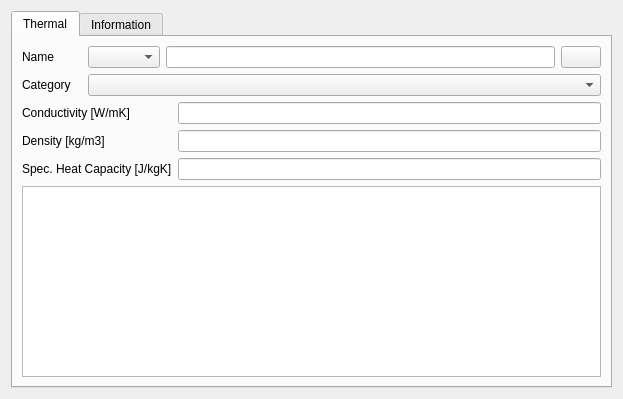
Qt form SIM-VICUS/src/SVDBMaterialEditWidget.ui (ghorwin/SIM-VICUS) before a commit.
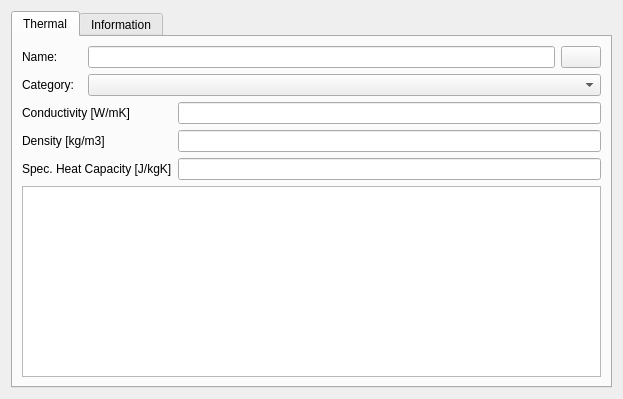
The same form after that commit. Custom widgets are drawn as their Qt base class.

Commit message: Some more material edit widget stuff.

Patch:
```diff
--- a/SIM-VICUS/src/SVDBMaterialEditWidget.ui
+++ b/SIM-VICUS/src/SVDBMaterialEditWidget.ui
@@ -23,10 +23,8 @@
       <attribute name="title">
        <string>Thermal</string>
       </attribute>
-      <layout class="QGridLayout" name="gridLayout_2" columnstretch="0,1">
-       <item row="0" column="0" colspan="2">
-        <layout class="QHBoxLayout" name="horizontalLayout">
-         <item>
+      <layout class="QGridLayout" name="gridLayout_2">
+       <item row="0" column="0">
           <widget class="QLabel" name="labelDisplayName">
            <property name="minimumSize">
             <size>
@@ -35,17 +33,14 @@
             </size>
            </property>
            <property name="text">
-            <string>Name</string>
+          <string>Name:</string>
            </property>
           </widget>
          </item>
-         <item>
-          <widget class="QComboBox" name="comboBoxLanguage"/>
-         </item>
-         <item>
-          <widget class="QLineEdit" name="lineEditDisplayName"/>
-         </item>
-         <item>
+       <item row="0" column="1">
+        <widget class="QtExt::LanguageStringEditWidget1" name="lineEditName"/>
+       </item>
+       <item row="0" column="2">
           <widget class="QtExt::ColorButton" name="pushButtonOpaqueMaterialColor">
            <property name="sizePolicy">
             <sizepolicy hsizetype="Fixed" vsizetype="Fixed">
@@ -55,8 +50,6 @@
            </property>
           </widget>
          </item>
-        </layout>
-       </item>
        <item row="1" column="0">
         <widget class="QLabel" name="labelCategory">
          <property name="minimumSize">
@@ -66,14 +59,14 @@
           </size>
          </property>
          <property name="text">
-          <string>Category</string>
+          <string>Category:</string>
          </property>
         </widget>
        </item>
-       <item row="1" column="1">
+       <item row="1" column="1" colspan="2">
         <widget class="QComboBox" name="comboBoxCategory"/>
        </item>
-       <item row="2" column="0" colspan="2">
+       <item row="2" column="0" colspan="3">
         <layout class="QGridLayout" name="gridLayout">
          <item row="0" column="0">
           <widget class="QLabel" name="labelConductivity">
@@ -107,7 +100,7 @@
          </item>
         </layout>
        </item>
-       <item row="3" column="0" colspan="2">
+       <item row="3" column="0" colspan="3">
         <widget class="QGraphicsView" name="graphicsViewCategoryPicture"/>
        </item>
       </layout>
@@ -186,6 +179,11 @@
    <extends>QPushButton</extends>
    <header location="global">QtExt_ColorButton.h</header>
   </customwidget>
+  <customwidget>
+   <class>QtExt::LanguageStringEditWidget1</class>
+   <extends>QLineEdit</extends>
+   <header location="global">QtExt_LanguageStringEditWidget1.h</header>
+  </customwidget>
  </customwidgets>
  <resources/>
  <connections/>
```
Lines whose indentation alone changed are shown as unchanged. The commit also changes 4 other files.
